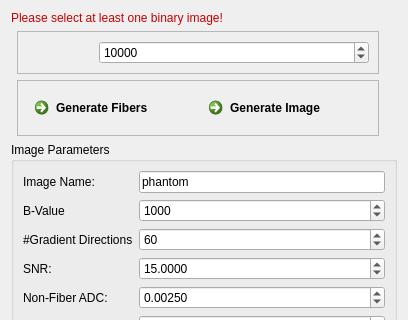
Old version of the form Plugins/org.mitk.gui.qt.diffusionimaging/src/internal/QmitkDwiSoftwarePhantomViewControls.ui in the repository MITK/MITK; both pictures show x 0 to 408 and y 0 to 320 of the 408 by 715 pixel window.
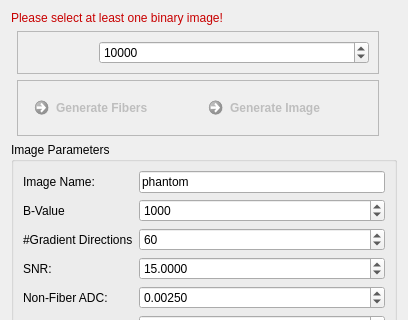
New version of the form. Icons and pictures are not drawn.

Commit message: gui cleanup: todo: split into two views

The edit to the form file:
```diff
--- a/Plugins/org.mitk.gui.qt.diffusionimaging/src/internal/QmitkDwiSoftwarePhantomViewControls.ui
+++ b/Plugins/org.mitk.gui.qt.diffusionimaging/src/internal/QmitkDwiSoftwarePhantomViewControls.ui
@@ -634,7 +634,7 @@
       <item row="0" column="1">
        <widget class="QCommandLinkButton" name="m_GenerateImageButton">
         <property name="enabled">
-         <bool>true</bool>
+         <bool>false</bool>
         </property>
         <property name="text">
          <string>Generate Image</string>
@@ -644,7 +644,7 @@
       <item row="0" column="0">
        <widget class="QCommandLinkButton" name="m_GenerateFibersButton">
         <property name="enabled">
-         <bool>true</bool>
+         <bool>false</bool>
         </property>
         <property name="text">
          <string>Generate Fibers</string>
```
Left out of the diff: 3 changed lines with no effect on the pictures. The commit also changes 3 other files.
